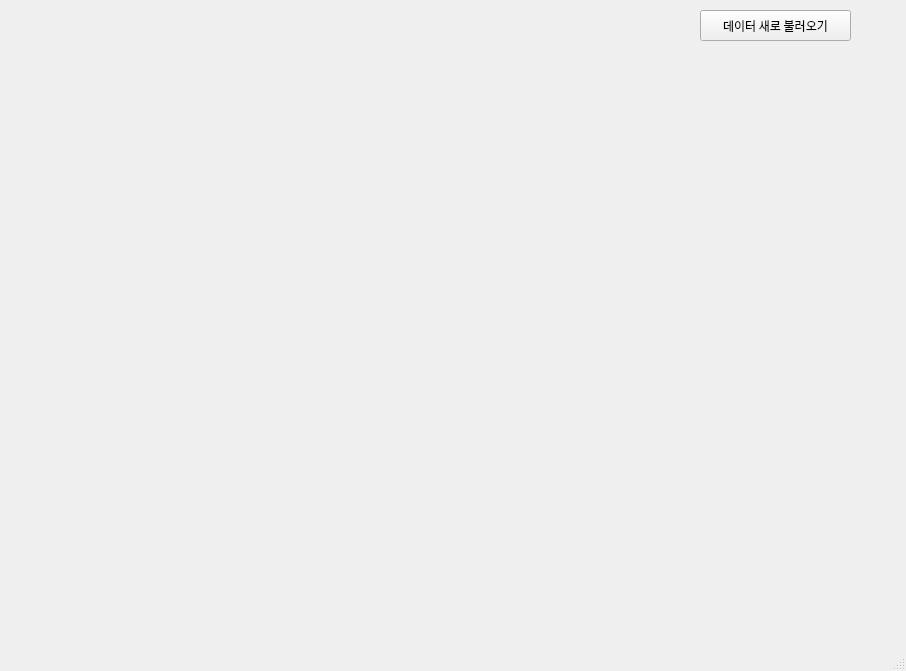
Herrtane/PX4Inspector, file ui/PX4Inspector.ui: the form before one commit.
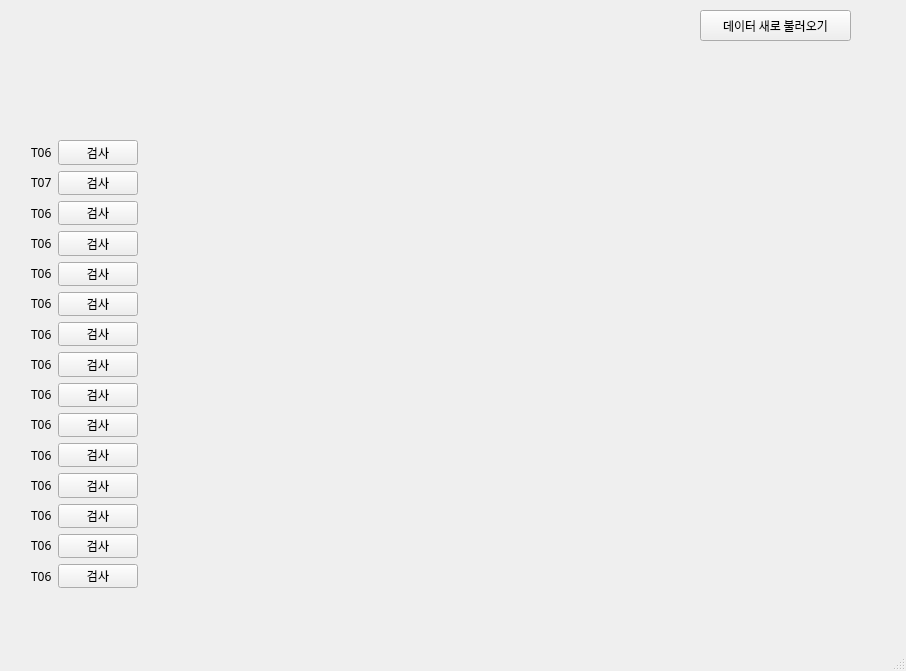
The form after the commit.

The edit to the form file:
```diff
--- a/ui/PX4Inspector.ui
+++ b/ui/PX4Inspector.ui
@@ -69,6 +69,236 @@
      <string/>
     </property>
    </widget>
+   <widget class="QWidget" name="">
+    <property name="geometry">
+     <rect>
+      <x>31</x>
+      <y>140</y>
+      <width>107</width>
+      <height>448</height>
+     </rect>
+    </property>
+    <layout class="QHBoxLayout" name="horizontalLayout">
+     <item>
+      <layout class="QVBoxLayout" name="verticalLayout_2">
+       <item>
+        <widget class="QLabel" name="label">
+         <property name="text">
+          <string>T06</string>
+         </property>
+        </widget>
+       </item>
+       <item>
+        <widget class="QLabel" name="label_2">
+         <property name="text">
+          <string>T07</string>
+         </property>
+        </widget>
+       </item>
+       <item>
+        <widget class="QLabel" name="label_3">
+         <property name="text">
+          <string>T06</string>
+         </property>
+        </widget>
+       </item>
+       <item>
+        <widget class="QLabel" name="label_4">
+         <property name="text">
+          <string>T06</string>
+         </property>
+        </widget>
+       </item>
+       <item>
+        <widget class="QLabel" name="label_5">
+         <property name="text">
+          <string>T06</string>
+         </property>
+        </widget>
+       </item>
+       <item>
+        <widget class="QLabel" name="label_6">
+         <property name="text">
+          <string>T06</string>
+         </property>
+        </widget>
+       </item>
+       <item>
+        <widget class="QLabel" name="label_7">
+         <property name="text">
+          <string>T06</string>
+         </property>
+        </widget>
+       </item>
+       <item>
+        <widget class="QLabel" name="label_8">
+         <property name="text">
+          <string>T06</string>
+         </property>
+        </widget>
+       </item>
+       <item>
+        <widget class="QLabel" name="label_9">
+         <property name="text">
+          <string>T06</string>
+         </property>
+        </widget>
+       </item>
+       <item>
+        <widget class="QLabel" name="label_10">
+         <property name="text">
+          <string>T06</string>
+         </property>
+        </widget>
+       </item>
+       <item>
+        <widget class="QLabel" name="label_11">
+         <property name="text">
+          <string>T06</string>
+         </property>
+        </widget>
+       </item>
+       <item>
+        <widget class="QLabel" name="label_12">
+         <property name="text">
+          <string>T06</string>
+         </property>
+        </widget>
+       </item>
+       <item>
+        <widget class="QLabel" name="label_13">
+         <property name="text">
+          <string>T06</string>
+         </property>
+        </widget>
+       </item>
+       <item>
+        <widget class="QLabel" name="label_14">
+         <property name="text">
+          <string>T06</string>
+         </property>
+        </widget>
+       </item>
+       <item>
+        <widget class="QLabel" name="label_15">
+         <property name="text">
+          <string>T06</string>
+         </property>
+        </widget>
+       </item>
+      </layout>
+     </item>
+     <item>
+      <layout class="QVBoxLayout" name="verticalLayout">
+       <item>
+        <widget class="QPushButton" name="T6Button">
+         <property name="text">
+          <string>검사</string>
+         </property>
+        </widget>
+       </item>
+       <item>
+        <widget class="QPushButton" name="T7Button">
+         <property name="text">
+          <string>검사</string>
+         </property>
+        </widget>
+       </item>
+       <item>
+        <widget class="QPushButton" name="pushButton_3">
+         <property name="text">
+          <string>검사</string>
+         </property>
+        </widget>
+       </item>
+       <item>
+        <widget class="QPushButton" name="pushButton_4">
+         <property name="text">
+          <string>검사</string>
+         </property>
+        </widget>
+       </item>
+       <item>
+        <widget class="QPushButton" name="pushButton_5">
+         <property name="text">
+          <string>검사</string>
+         </property>
+        </widget>
+       </item>
+       <item>
+        <widget class="QPushButton" name="pushButton_6">
+         <property name="text">
+          <string>검사</string>
+         </property>
+        </widget>
+       </item>
+       <item>
+        <widget class="QPushButton" name="pushButton_7">
+         <property name="text">
+          <string>검사</string>
+         </property>
+        </widget>
+       </item>
+       <item>
+        <widget class="QPushButton" name="pushButton_8">
+         <property name="text">
+          <string>검사</string>
+         </property>
+        </widget>
+       </item>
+       <item>
+        <widget class="QPushButton" name="pushButton_9">
+         <property name="text">
+          <string>검사</string>
+         </property>
+        </widget>
+       </item>
+       <item>
+        <widget class="QPushButton" name="pushButton_10">
+         <property name="text">
+          <string>검사</string>
+         </property>
+        </widget>
+       </item>
+       <item>
+        <widget class="QPushButton" name="pushButton_11">
+         <property name="text">
+          <string>검사</string>
+         </property>
+        </widget>
+       </item>
+       <item>
+        <widget class="QPushButton" name="pushButton_12">
+         <property name="text">
+          <string>검사</string>
+         </property>
+        </widget>
+       </item>
+       <item>
+        <widget class="QPushButton" name="pushButton_13">
+         <property name="text">
+          <string>검사</string>
+         </property>
+        </widget>
+       </item>
+       <item>
+        <widget class="QPushButton" name="pushButton_14">
+         <property name="text">
+          <string>검사</string>
+         </property>
+        </widget>
+       </item>
+       <item>
+        <widget class="QPushButton" name="pushButton_15">
+         <property name="text">
+          <string>검사</string>
+         </property>
+        </widget>
+       </item>
+      </layout>
+     </item>
+    </layout>
+   </widget>
   </widget>
   <widget class="QStatusBar" name="statusbar">
    <property name="enabled">
```
